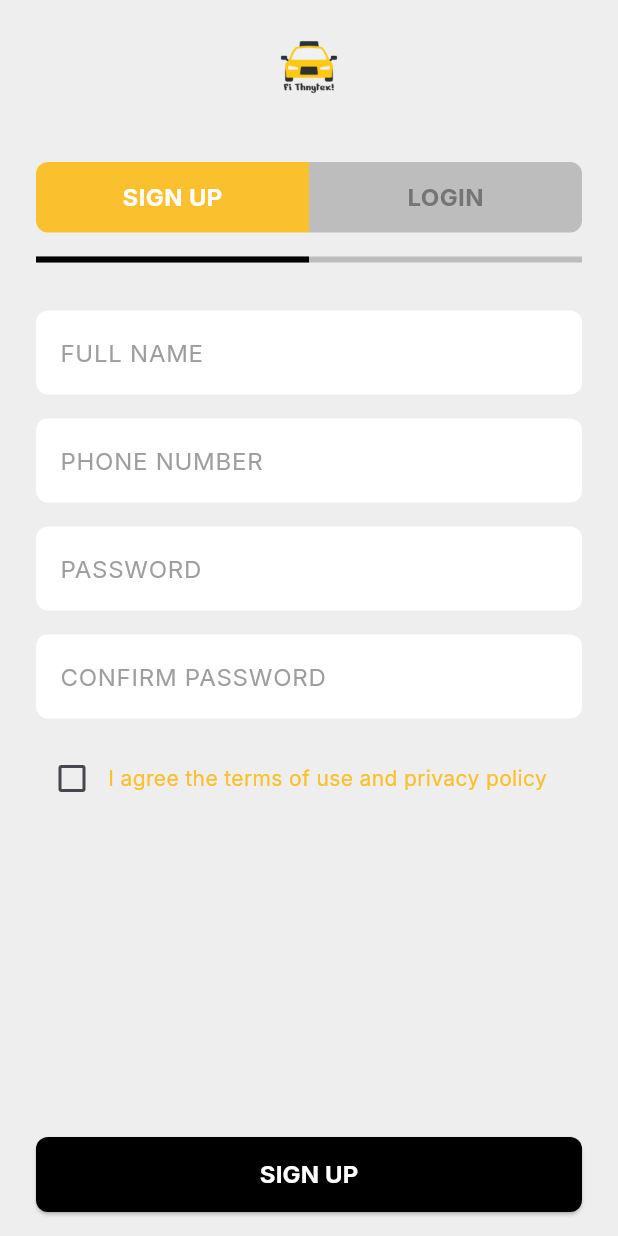
After one commit to RajaBarhoumi/Onmyway, a Flutter app: the AuthScreen screen opened directly, after a tap on "LOGIN", after a tap on "CREATE AN ACCOUNT", on a phone screen of 412 x 824 dp. The commit adds this screen. Run offline on Flutter 3.47's test engine with Material 3 defaults, Android fonts, the phone set to English and light mode, and no system bars; our stand-ins replace google_fonts, smooth_page_indicator; network calls fail.

Commit message:
add auth screen

```diff
--- /dev/null
+++ b/lib/src/pages/auth.dart
@@ -0,0 +1,423 @@
+import 'package:flutter/material.dart';
+import 'package:google_fonts/google_fonts.dart';
+
+class AuthScreen extends StatefulWidget {
+  const AuthScreen({super.key});
+
+  @override
+  _AuthScreenState createState() => _AuthScreenState();
+}
+
+class _AuthScreenState extends State<AuthScreen> {
+  int _selectedTab = 0; // 0 for Sign Up, 1 for Login
+  bool _isOtpScreen = false; // To toggle between Sign Up and OTP
+  double _progressValue = 0.5; // Progress bar starts at 50%
+
+  void _onSignUpPressed() {
+    setState(() {
+      _isOtpScreen = true;
+      _progressValue = 1.0; // Progress bar fully filled when moving to OTP
+    });
+  }
+
+  @override
+  Widget build(BuildContext context) {
+    return Scaffold(
+      backgroundColor: Colors.grey[200],
+      body: SafeArea(
+        child: Padding(
+          padding: const EdgeInsets.symmetric(horizontal: 24.0, vertical: 16.0),
+          child: Column(
+            children: [
+              // Logo at the top
+              Image.asset(
+                'assets/images/logo.png',
+                height: 60,
+              ),
+              const SizedBox(height: 32),
+
+              // Horizontal Navigation Box
+              Row(
+                children: [
+                  Expanded(
+                    child: GestureDetector(
+                      onTap: () {
+                        setState(() {
+                          _selectedTab = 0;
+                          _isOtpScreen = false;
+                          _progressValue = 0.5;
+                        });
+                      },
+                      child: Container(
+                        padding: const EdgeInsets.symmetric(vertical: 12),
+                        decoration: BoxDecoration(
+                          color: _selectedTab == 0 ? Colors.yellow[700] : Colors.grey[400],
+                          borderRadius: const BorderRadius.only(
+                            topLeft: Radius.circular(8),
+                            bottomLeft: Radius.circular(8),
+                          ),
+                        ),
+                        child: Center(
+                          child: Text(
+                            'SIGN UP',
+                            style: GoogleFonts.inter(
+                              fontSize: 16,
+                              color: _selectedTab == 0 ? Colors.white : Colors.grey[600],
+                              fontWeight: FontWeight.bold,
+                            ),
+                          ),
+                        ),
+                      ),
+                    ),
+                  ),
+                  Expanded(
+                    child: GestureDetector(
+                      onTap: () {
+                        setState(() {
+                          _selectedTab = 1;
+                          _isOtpScreen = false;
+                          _progressValue = 0.5;
+                        });
+                      },
+                      child: Container(
+                        padding: const EdgeInsets.symmetric(vertical: 12),
+                        decoration: BoxDecoration(
+                          color: _selectedTab == 1 ? Colors.yellow[700] : Colors.grey[400],
+                          borderRadius: const BorderRadius.only(
+                            topRight: Radius.circular(8),
+                            bottomRight: Radius.circular(8),
+                          ),
+                        ),
+                        child: Center(
+                          child: Text(
+                            'LOGIN',
+                            style: GoogleFonts.inter(
+                              fontSize: 16,
+                              color: _selectedTab == 1 ? Colors.white : Colors.grey[600],
+                              fontWeight: FontWeight.bold,
+                            ),
+                          ),
+                        ),
+                      ),
+                    ),
+                  ),
+                ],
+              ),
+              const SizedBox(height: 16),
+
+              // Progress Bar (visible only during Sign Up/OTP flow)
+              if (_selectedTab == 0)
+                LinearProgressIndicator(
+                  value: _progressValue,
+                  backgroundColor: Colors.grey[400],
+                  valueColor: const AlwaysStoppedAnimation<Color>(Colors.black),
+                ),
+              const SizedBox(height: 32),
+
+              // Dynamic Content based on tab and state
+              Expanded(
+                child: _selectedTab == 0
+                    ? (_isOtpScreen ? _buildOtpContent() : _buildSignUpContent())
+                    : _buildLoginContent(),
+              ),
+            ],
+          ),
+        ),
+      ),
+    );
+  }
+
+  // Sign Up Content
+  Widget _buildSignUpContent() {
+    return Column(
+      children: [
+        TextField(
+          decoration: InputDecoration(
+            hintText: 'FULL NAME',
+            hintStyle: GoogleFonts.inter(color: Colors.grey),
+            filled: true,
+            fillColor: Colors.white,
+            border: OutlineInputBorder(
+              borderRadius: BorderRadius.circular(8),
+              borderSide: BorderSide.none,
+            ),
+          ),
+        ),
+        const SizedBox(height: 16),
+        TextField(
+          decoration: InputDecoration(
+            hintText: 'PHONE NUMBER',
+            hintStyle: GoogleFonts.inter(color: Colors.grey),
+            filled: true,
+            fillColor: Colors.white,
+            border: OutlineInputBorder(
+              borderRadius: BorderRadius.circular(8),
+              borderSide: BorderSide.none,
+            ),
+          ),
+        ),
+        const SizedBox(height: 16),
+        TextField(
+          obscureText: true,
+          decoration: InputDecoration(
+            hintText: 'PASSWORD',
+            hintStyle: GoogleFonts.inter(color: Colors.grey),
+            filled: true,
+            fillColor: Colors.white,
+            border: OutlineInputBorder(
+              borderRadius: BorderRadius.circular(8),
+              borderSide: BorderSide.none,
+            ),
+          ),
+        ),
+        const SizedBox(height: 16),
+        TextField(
+          obscureText: true,
+          decoration: InputDecoration(
+            hintText: 'CONFIRM PASSWORD',
+            hintStyle: GoogleFonts.inter(color: Colors.grey),
+            filled: true,
+            fillColor: Colors.white,
+            border: OutlineInputBorder(
+              borderRadius: BorderRadius.circular(8),
+              borderSide: BorderSide.none,
+            ),
+          ),
+        ),
+        const SizedBox(height: 16),
+        Row(
+          children: [
+            Checkbox(value: false, onChanged: (value) {}),
+            Text(
+              'I agree the terms of use and privacy policy',
+              style: GoogleFonts.inter(fontSize: 14, color: Colors.yellow[700]),
+            ),
+          ],
+        ),
+        const Spacer(),
+        ElevatedButton(
+          onPressed: _onSignUpPressed,
+          style: ElevatedButton.styleFrom(
+            backgroundColor: Colors.black,
+            minimumSize: const Size(double.infinity, 50),
+            shape: RoundedRectangleBorder(
+              borderRadius: BorderRadius.circular(8),
+            ),
+          ),
+          child: Text(
+            'SIGN UP',
+            style: GoogleFonts.inter(
+              fontSize: 16,
+              color: Colors.white,
+              fontWeight: FontWeight.bold,
+            ),
+          ),
+        ),
+      ],
+    );
+  }
+
+  // OTP Content
+  Widget _buildOtpContent() {
+    return Column(
+      children: [
+        Row(
+          children: [
+            IconButton(
+              icon: const Icon(Icons.arrow_back, color: Colors.black),
+              onPressed: () {
+                setState(() {
+                  _isOtpScreen = false;
+                  _progressValue = 0.5;
+                });
+              },
+            ),
+          ],
+        ),
+        const SizedBox(height: 32),
+        Text(
+          'Verify OTP',
+          style: GoogleFonts.inter(
+            fontSize: 24,
+            fontWeight: FontWeight.bold,
+            color: Colors.black,
+          ),
+        ),
+        const SizedBox(height: 16),
+        Text(
+          'Please enter the code we sent you',
+          style: GoogleFonts.inter(fontSize: 16, color: Colors.grey),
+        ),
+        const SizedBox(height: 32),
+        Row(
+          mainAxisAlignment: MainAxisAlignment.spaceEvenly,
+          children: List.generate(
+            4,
+            (index) => SizedBox(
+              width: 50,
+              child: TextField(
+                textAlign: TextAlign.center,
+                keyboardType: TextInputType.number,
+                maxLength: 1,
+                decoration: InputDecoration(
+                  counterText: '',
+                  filled: true,
+                  fillColor: Colors.white,
+                  border: OutlineInputBorder(
+                    borderRadius: BorderRadius.circular(8),
+                    borderSide: BorderSide.none,
+                  ),
+                ),
+              ),
+            ),
+          ),
+        ),
+        const SizedBox(height: 16),
+        TextButton(
+          onPressed: () {},
+          child: Text(
+            'Resend Code',
+            style: GoogleFonts.inter(fontSize: 14, color: Colors.grey),
+          ),
+        ),
+        const SizedBox(height: 32),
+        ElevatedButton(
+          onPressed: () {},
+          style: ElevatedButton.styleFrom(
+            backgroundColor: Colors.black,
+            minimumSize: const Size(double.infinity, 50),
+            shape: RoundedRectangleBorder(
+              borderRadius: BorderRadius.circular(8),
+            ),
+          ),
+          child: Text(
+            'VERIFY',
+            style: GoogleFonts.inter(
+              fontSize: 16,
+              color: Colors.white,
+              fontWeight: FontWeight.bold,
+            ),
+          ),
+        ),
+      ],
+    );
+  }
+
+  // Login Content
+  Widget _buildLoginContent() {
+    return Column(
+      children: [
+        TextField(
+          decoration: InputDecoration(
+            hintText: 'USERNAME OR EMAIL',
+            hintStyle: GoogleFonts.inter(color: Colors.grey),
+            filled: true,
+            fillColor: Colors.white,
+            border: OutlineInputBorder(
+              borderRadius: BorderRadius.circular(8),
+              borderSide: BorderSide.none,
+            ),
+          ),
+        ),
+        const SizedBox(height: 16),
+        TextField(
+          obscureText: true,
+          decoration: InputDecoration(
+            hintText: 'PASSWORD',
+            hintStyle: GoogleFonts.inter(color: Colors.grey),
+            filled: true,
+            fillColor: Colors.white,
+            border: OutlineInputBorder(
+              borderRadius: BorderRadius.circular(8),
+              borderSide: BorderSide.none,
+            ),
+            suffixIcon: const Icon(Icons.visibility_off, color: Colors.grey),
+          ),
+        ),
+        const SizedBox(height: 16),
+        Align(
+          alignment: Alignment.centerRight,
+          child: TextButton(
+            onPressed: () {},
+            child: Text(
+              'Forgotten your password?',
+              style: GoogleFonts.inter(fontSize: 14, color: Colors.grey),
+            ),
+          ),
+        ),
+        const SizedBox(height: 16),
+        ElevatedButton(
+          onPressed: () {},
+          style: ElevatedButton.styleFrom(
+            backgroundColor: Colors.black,
+            minimumSize: const Size(double.infinity, 50),
+            shape: RoundedRectangleBorder(
+              borderRadius: BorderRadius.circular(8),
+            ),
+          ),
+          child: Text(
+            'LOG IN',
+            style: GoogleFonts.inter(
+              fontSize: 16,
+              color: Colors.white,
+              fontWeight: FontWeight.bold,
+            ),
+          ),
+        ),
+        const SizedBox(height: 16),
+        Row(
+          children: [
+            const Expanded(child: Divider()),
+            Padding(
+              padding: const EdgeInsets.symmetric(horizontal: 8.0),
+              child: Text(
+                'or sign in with',
+                style: GoogleFonts.inter(fontSize: 14, color: Colors.grey),
+              ),
+            ),
+            const Expanded(child: Divider()),
+          ],
+        ),
+        const SizedBox(height: 16),
+        Row(
+          mainAxisAlignment: MainAxisAlignment.center,
+          children: [
+            IconButton(
+              onPressed: () {},
+              icon: const Icon(Icons.apple, size: 40),
+            ),
+            const SizedBox(width: 16),
+            IconButton(
+  onPressed: () {},
+  icon: Image.network(
+    'https://img.icons8.com/?size=100&id=qyRpAggnV0zH&format=png&color=000000',
+    height: 40,
+    //color: Colors.pink, // Apply pink color to the image
+    colorBlendMode: BlendMode.srcIn, // Ensure the color applies correctly
+  ),
+),
+            const SizedBox(width: 16),
+            IconButton(
+              onPressed: () {},
+              icon: const Icon(Icons.facebook, size: 40, color: Colors.blue),
+            ),
+          ],
+        ),
+        const Spacer(),
+        TextButton(
+          onPressed: () {
+            setState(() {
+              _selectedTab = 0;
+              _isOtpScreen = false;
+              _progressValue = 0.5;
+            });
+          },
+          child: Text(
+            'CREATE AN ACCOUNT',
+            style: GoogleFonts.inter(fontSize: 14, color: Colors.grey),
+          ),
+        ),
+      ],
+    );
+  }
+}
--- a/lib/src/pages/splashscreen.dart
+++ b/lib/src/pages/splashscreen.dart
@@ -1,5 +1,6 @@
 import 'package:flutter/material.dart';
 import 'package:google_fonts/google_fonts.dart';
+import 'package:onmyway/src/pages/auth.dart';
 import 'onboarding.dart';
 
 class SplashScreen extends StatefulWidget {
@@ -126,7 +127,7 @@ class _SplashScreenState extends State<SplashScreen> with SingleTickerProviderSt
                     onPressed: () {
                       Navigator.pushReplacement(
                         context,
-                        MaterialPageRoute(builder: (context) => OnboardingScreen()),
+                        MaterialPageRoute(builder: (context) => AuthScreen()),
                       );
                     },
                     style: ElevatedButton.styleFrom(
```
Also changed, not shown: lib/src/pages/role_selection_screen.dart (+15 -4 lines), lib/src/pages/verify_otp.dart (+112 -0 lines), lib/src/pages/login.dart (deleted), lib/src/pages/signup.dart (deleted).
